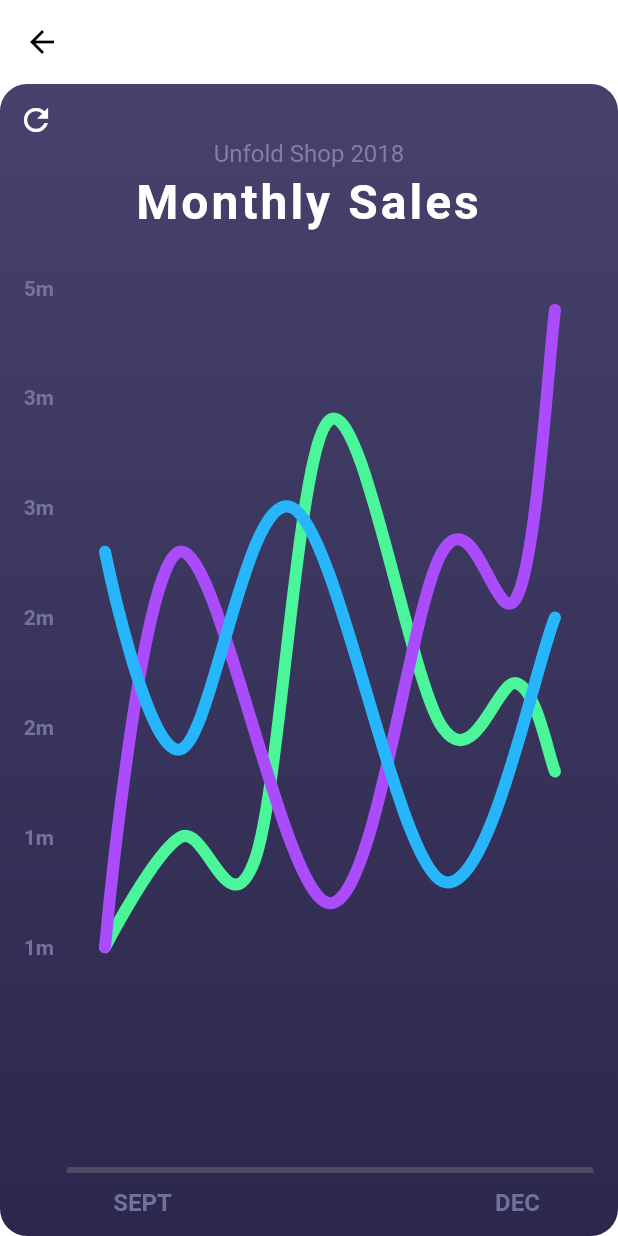
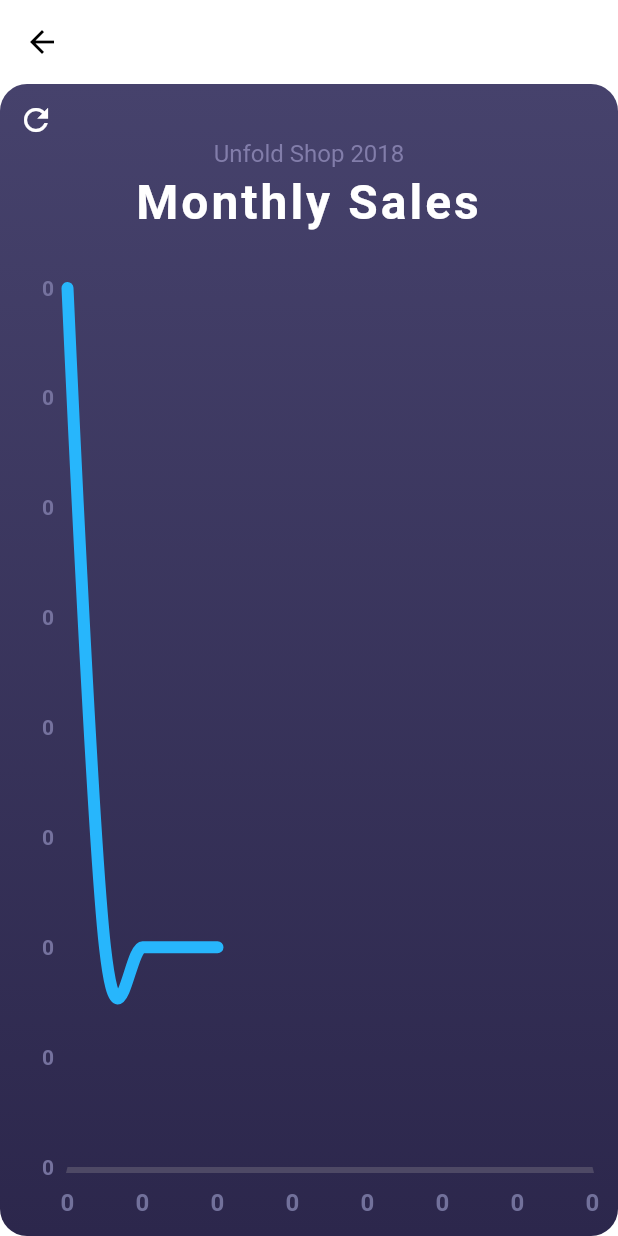
Before and after one commit to roy989898/flutter-simple-currency-app, a Flutter app: the CurrencyDetailPage screen opened directly with empty values, on a phone screen of 412 x 824 dp. Run offline on Flutter 3.47's test engine with Material 2 defaults, Android fonts, the phone set to English and light mode, and no system bars; drawn by our look-alikes of fl_chart; our stand-ins replace dio, get, math_expressions, retrofit, rxdart; generated files the repository leaves out were written again; network calls fail.

Commit message:
temp save

```diff
--- a/flutter_currency/lib/page/CurrencyDetailPage/CurrencyDetailController.dart
+++ b/flutter_currency/lib/page/CurrencyDetailPage/CurrencyDetailController.dart
@@ -1,5 +1,60 @@
 import 'package:get/get.dart';
+import 'package:fl_chart/fl_chart.dart';
+import '../../MainController.dart';
+import '../../RxStore.dart';
+import 'package:flutter/material.dart';
 
 class CurrencyDetailController extends GetxController {
+  final MainController mainC = Get.find();
+  final RxStore _rxStore = Get.find();
 
+  Rx<LineChartBarData> lineDate = LineChartBarData(
+    spots: [FlSpot(0, 0)],
+    isCurved: true,
+    curveSmoothness: 0,
+    colors: const [
+      Color(0x444af699),
+    ],
+    barWidth: 4,
+    isStrokeCapRound: true,
+    dotData: FlDotData(
+      show: false,
+    ),
+    belowBarData: BarAreaData(
+      show: false,
+    ),
+  ).obs;
+
+  @override
+  void onInit() {
+    super.onInit();
+    var rxS = _rxStore.rxHistory.map((List<DayHistory> event) {
+      List<FlSpot> spots = event.map((e) {
+        var microsecondsSinceEpoch = e.date.microsecondsSinceEpoch;
+        // var d = e.date.microsecond.toDouble();
+        return FlSpot(microsecondsSinceEpoch.toDouble(), e.currencyRatePair['CAD']);
+      }).toList();
+      if (spots.isEmpty) {
+        spots.add(FlSpot(0, 0));
+      }
+      var l = spots.sublist(0, 3);
+      return LineChartBarData(
+        spots: [...l],
+        isCurved: true,
+        curveSmoothness: 0,
+        colors: const [
+          Color(0x444af699),
+        ],
+        barWidth: 4,
+        isStrokeCapRound: true,
+        dotData: FlDotData(
+          show: false,
+        ),
+        belowBarData: BarAreaData(
+          show: false,
+        ),
+      );
+    });
+    lineDate.bindStream(rxS);
+  }
 }
--- a/flutter_currency/lib/page/CurrencyDetailPage/CurrencyDetailPage.dart
+++ b/flutter_currency/lib/page/CurrencyDetailPage/CurrencyDetailPage.dart
@@ -9,6 +9,7 @@ import 'CurrencyDetailController.dart';
 class CurrencyDetailPage extends StatelessWidget {
   final CurrencyDetailController c = Get.find();
   final MainController mainC = Get.find();
+
   @override
   Widget build(BuildContext context) {
     String comeFromCurrency = Get.arguments;
@@ -71,11 +72,15 @@ class CurrencyDetailPage extends StatelessWidget {
                         child: Padding(
                           padding:
                               const EdgeInsets.only(right: 16.0, left: 6.0),
-                          child: LineChart(
-                            true ? sampleData1() : sampleData2(),
-                            swapAnimationDuration:
-                                const Duration(milliseconds: 250),
-                          ),
+                          child: Obx(() {
+                            var b = c.lineDate.value;
+                            return LineChart(
+                              // sampleData1(),
+                              createDataO(linesBarData1()[3]),
+                              swapAnimationDuration:
+                                  const Duration(milliseconds: 250),
+                            );
+                          }),
                         ),
                       ),
                       const SizedBox(
@@ -100,6 +105,97 @@ class CurrencyDetailPage extends StatelessWidget {
           ),
         ),
       ),
+    );
+  }
+
+  LineChartData createDataO(LineChartBarData barData) {
+    return LineChartData(
+      lineTouchData: LineTouchData(
+        touchTooltipData: LineTouchTooltipData(
+          tooltipBgColor: Colors.blueGrey.withOpacity(0.8),
+        ),
+        touchCallback: (LineTouchResponse touchResponse) {},
+        handleBuiltInTouches: true,
+      ),
+      gridData: FlGridData(
+        show: false,
+      ),
+      titlesData: FlTitlesData(
+        bottomTitles: SideTitles(
+          showTitles: true,
+          reservedSize: 22,
+          getTextStyles: (value) => const TextStyle(
+            color: Color(0xff72719b),
+            fontWeight: FontWeight.bold,
+            fontSize: 16,
+          ),
+          margin: 10,
+          getTitles: (double value) {
+            //TODO x bar
+            /*switch (value.toInt()) {
+              case 2:
+                return 'SEPT';
+              case 7:
+                return 'OCT';
+              case 12:
+                return 'DEC';
+            }
+            return '';*/
+            var date = DateTime.fromMicrosecondsSinceEpoch(value.toInt());
+            print(date.year.toString());
+            return 0.toString();
+          },
+        ),
+        leftTitles: SideTitles(
+          showTitles: true,
+          getTextStyles: (value) => const TextStyle(
+            color: Color(0xff75729e),
+            fontWeight: FontWeight.bold,
+            fontSize: 14,
+          ),
+          getTitles: (value) {
+            //TODO y
+            /* switch (value.toInt()) {
+              case 1:
+                return '1m';
+              case 2:
+                return '2m';
+              case 3:
+                return '3m';
+              case 4:
+                return '5m';
+            }
+            return '';*/
+            // print(value.toString());
+            return 0.toString();
+          },
+          margin: 8,
+          reservedSize: 30,
+        ),
+      ),
+      borderData: FlBorderData(
+        show: true,
+        border: const Border(
+          bottom: BorderSide(
+            color: Color(0xff4e4965),
+            width: 4,
+          ),
+          left: BorderSide(
+            color: Colors.transparent,
+          ),
+          right: BorderSide(
+            color: Colors.transparent,
+          ),
+          top: BorderSide(
+            color: Colors.transparent,
+          ),
+        ),
+      ),
+      minX: 0,
+      maxX: 14,
+      maxY: 4,
+      minY: 0,
+      lineBarsData: [barData],
     );
   }
 
@@ -254,10 +350,32 @@ class CurrencyDetailPage extends StatelessWidget {
         show: false,
       ),
     );
+    final LineChartBarData lineChartBarData4 = LineChartBarData(
+      spots: [
+        FlSpot(0, 4),
+        FlSpot(1,1),
+        FlSpot(2, 1),
+        FlSpot(3, 1),
+        FlSpot(4, 1),
+      ],
+      isCurved: true,
+      colors: const [
+        Color(0xff27b6fc),
+      ],
+      barWidth: 8,
+      isStrokeCapRound: true,
+      dotData: FlDotData(
+        show: false,
+      ),
+      belowBarData: BarAreaData(
+        show: false,
+      ),
+    );
     return [
       lineChartBarData1,
       lineChartBarData2,
       lineChartBarData3,
+      lineChartBarData4
     ];
   }
 
```
